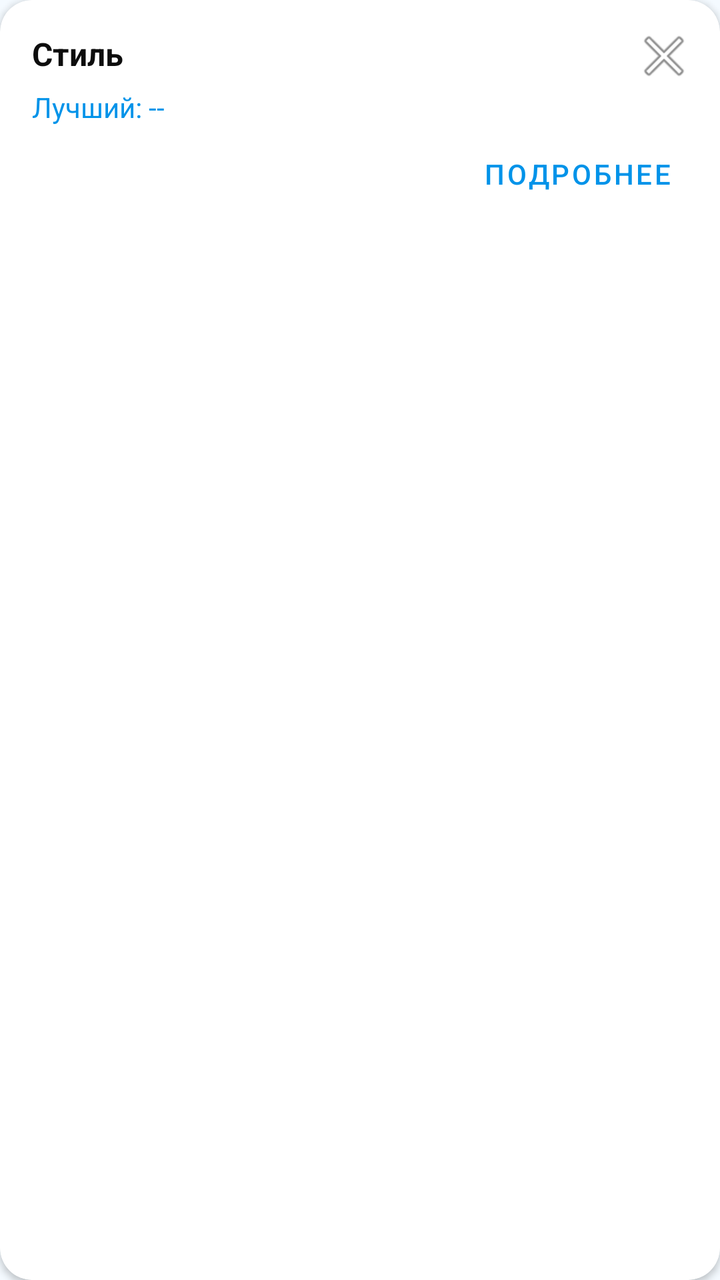
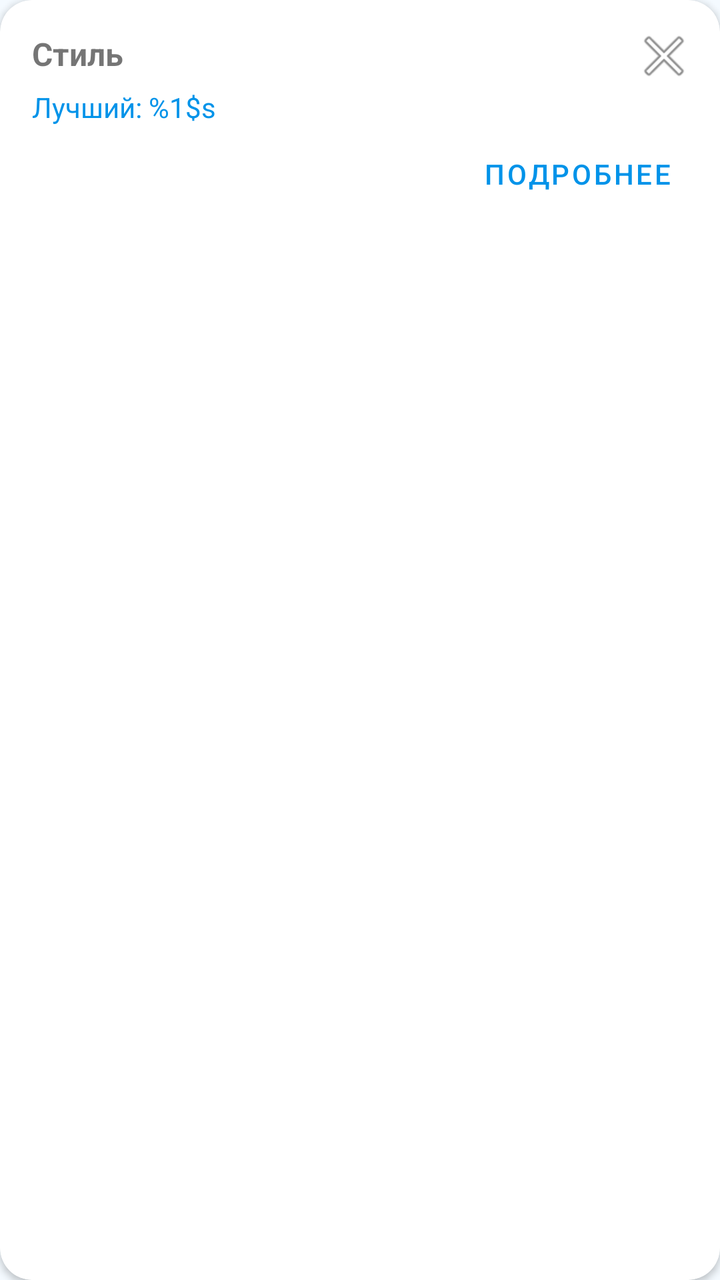

Compare the two renders of this Android layout. The source of the first and the diff that turns it into the second are given below.
<!-- AndroidManifest.xml: application theme Theme.AquaTime -->
<!-- res/layout/item_rank_card.xml -->
<?xml version="1.0" encoding="utf-8"?>
<com.google.android.material.card.MaterialCardView xmlns:android="http://schemas.android.com/apk/res/android"
    xmlns:app="http://schemas.android.com/apk/res-auto"
    android:layout_width="match_parent"
    android:layout_height="wrap_content"
    android:layout_marginBottom="12dp"
    app:cardCornerRadius="16dp"
    app:cardElevation="2dp">

    <LinearLayout
        android:layout_width="match_parent"
        android:layout_height="wrap_content"
        android:orientation="vertical"
        android:padding="16dp">

        <RelativeLayout
            android:layout_width="match_parent"
            android:layout_height="wrap_content">

            <TextView
                android:id="@+id/tv_rank_style"
                android:layout_width="wrap_content"
                android:layout_height="wrap_content"
                android:text="Стиль"
                android:textSize="16sp"
                android:textStyle="bold" />

            <ImageButton
                android:id="@+id/btn_rank_hide"
                android:layout_width="24dp"
                android:layout_height="24dp"
                android:layout_alignParentEnd="true"
                android:background="?attr/selectableItemBackgroundBorderless"
                android:src="@android:drawable/ic_menu_close_clear_cancel" />
        </RelativeLayout>

        <TextView
            android:id="@+id/tv_rank_best"
            android:layout_width="wrap_content"
            android:layout_height="wrap_content"
            android:layout_marginTop="4dp"
            android:text="Лучший: --"
            android:textColor="@color/aqua_primary" />

        <TextView
            android:id="@+id/tv_rank_status"
            android:layout_width="wrap_content"
            android:layout_height="wrap_content"
            android:visibility="gone" />

        <LinearLayout
            android:id="@+id/rank_detail_list"
            android:layout_width="match_parent"
            android:layout_height="wrap_content"
            android:layout_marginTop="8dp"
            android:orientation="vertical"
            android:visibility="gone" />

        <Button
            android:id="@+id/btn_rank_more"
            style="@style/Widget.MaterialComponents.Button.TextButton"
            android:layout_width="wrap_content"
            android:layout_height="wrap_content"
            android:layout_gravity="end"
            android:text="Подробнее" />
    </LinearLayout>
</com.google.android.material.card.MaterialCardView>
<!-- resources referenced by this layout -->
<resources>
  <color name="aqua_primary">#0093E9</color>
  <style name="Theme.AquaTime" parent="Theme.MaterialComponents.DayNight.NoActionBar">
          
          <item name="colorPrimary">@color/aqua_primary</item>
          <item name="colorPrimaryVariant">@color/aqua_secondary</item>
          <item name="colorOnPrimary">@android:color/white</item>
  
          <item name="colorSecondary">@color/aqua_accent</item>
          <item name="colorSecondaryVariant">@color/aqua_primary</item>
          <item name="colorOnSecondary">@android:color/white</item>
  
          
          <item name="android:colorBackground">@color/background_light</item>
  
          
          <item name="android:textColor">@color/text_primary</item>
      </style>
  <color name="aqua_secondary">#80D0C7</color>
  <color name="aqua_accent">#0077B6</color>
  <color name="background_light">#F4FAFF</color>
  <color name="text_primary">#0D0D0D</color>
</resources>

<!-- the commit's change to res/layout/item_rank_card.xml (unified diff, before → after) -->
@@ -21,7 +21,7 @@
                 android:id="@+id/tv_rank_style"
                 android:layout_width="wrap_content"
                 android:layout_height="wrap_content"
-                android:text="Стиль"
+                android:text="@string/rank_style_default"
                 android:textSize="16sp"
                 android:textStyle="bold" />
 
@@ -39,7 +39,7 @@
             android:layout_width="wrap_content"
             android:layout_height="wrap_content"
             android:layout_marginTop="4dp"
-            android:text="Лучший: --"
+            android:text="@string/rank_best_label"
             android:textColor="@color/aqua_primary" />
 
         <TextView
@@ -62,6 +62,6 @@
             android:layout_width="wrap_content"
             android:layout_height="wrap_content"
             android:layout_gravity="end"
-            android:text="Подробнее" />
+            android:text="@string/btn_more" />
     </LinearLayout>
 </com.google.android.material.card.MaterialCardView>
<!-- resource entries referenced after the edit -->
@@ -1,24 +1,22 @@
 <!-- resources referenced by this layout -->
 <resources>
   <color name="aqua_primary">#0093E9</color>
+  <string name="btn_more">Подробнее</string>
+  <string name="rank_best_label">Лучший: %1$s</string>
+  <string name="rank_style_default">Стиль</string>
   <style name="Theme.AquaTime" parent="Theme.MaterialComponents.DayNight.NoActionBar">
-          
+  
           <item name="colorPrimary">@color/aqua_primary</item>
           <item name="colorPrimaryVariant">@color/aqua_secondary</item>
           <item name="colorOnPrimary">@android:color/white</item>
   
-          <item name="colorSecondary">@color/aqua_accent</item>
-          <item name="colorSecondaryVariant">@color/aqua_primary</item>
-          <item name="colorOnSecondary">@android:color/white</item>
   
-          
+          <item name="android:windowBackground">@color/background_light</item>
           <item name="android:colorBackground">@color/background_light</item>
   
-          
-          <item name="android:textColor">@color/text_primary</item>
+          <item name="android:textColorPrimary">@color/text_primary</item>
       </style>
   <color name="aqua_secondary">#80D0C7</color>
-  <color name="aqua_accent">#0077B6</color>
   <color name="background_light">#F4FAFF</color>
   <color name="text_primary">#0D0D0D</color>
 </resources>
